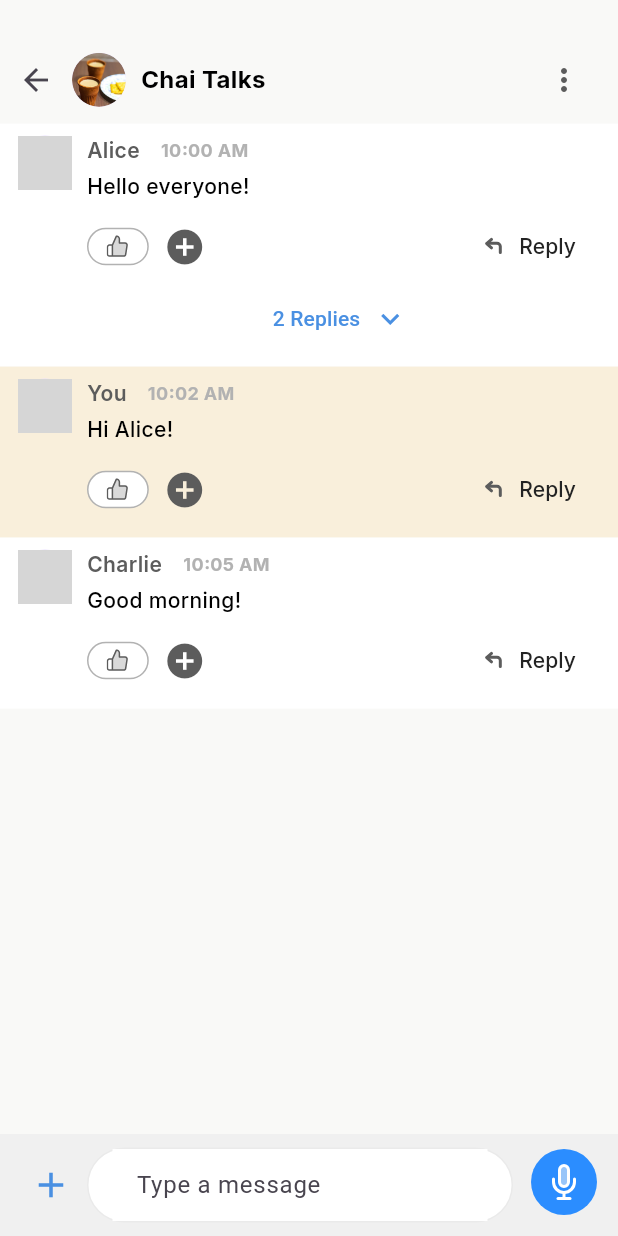
After one commit to senioradventure/app-demo, a Flutter app: the screen it shows after launch, after a tap on "Chai Talks", on a phone screen of 412 x 824 dp. The commit adds this screen. Run offline on Flutter 3.47's test engine with Material 3 defaults, Android fonts, the phone set to English and light mode, and no system bars; our stand-ins replace dio, flutter_svg, google_fonts, image_picker; network calls fail; grey boxes are pictures that could not be loaded.

Commit message:
my circle navigation updated

```diff
--- a/lib/features/my_circle_chatroom/models/group_message_model.dart
+++ b/lib/features/my_circle_chatroom/models/group_message_model.dart
@@ -8,7 +8,7 @@ class GroupMessage {
   final String time;
   final List<Reaction> reactions;
   final List<GroupMessage> replies;
-   bool isThreadOpen;
+  bool isThreadOpen;
 
 
 
--- /dev/null
+++ b/lib/features/my_circle_chatroom/presentation/page/my_circle_group_chat_page.dart
@@ -0,0 +1,35 @@
+import 'package:flutter/material.dart';
+import 'package:senior_circle/features/my_circle_chatroom/presentation/widgets/message_input_field.dart';
+import 'package:senior_circle/features/my_circle_chatroom/presentation/widgets/my_circle_chatroom_app_bar.dart';
+import 'package:senior_circle/features/my_circle_chatroom/presentation/widgets/my_circle_chatroom_grp_message_card.dart';
+import 'package:senior_circle/features/my_circle_home/models/chat_model.dart';
+import 'package:senior_circle/theme/colors/app_colors.dart';
+
+class MyCircleGroupChatPage extends StatelessWidget {
+  const MyCircleGroupChatPage({super.key, required this.chat});
+
+  final Chat chat;
+
+  @override
+  Widget build(BuildContext context) {
+    return Scaffold(
+      backgroundColor: AppColors.backgroundColor,
+      appBar: null,
+      body: Column(
+        children: [
+          MyCircleChatroomAppBar(chat: chat),
+
+          Expanded(
+            child: ListView.builder(
+              itemCount: messages.length,
+              itemBuilder: (context, index) {
+                return GroupMessageCard(grpmessage: messages[index]);
+              },
+            ),
+          ),
+          MessageInputField(),
+        ],
+      ),
+    );
+  }
+}
--- /dev/null
+++ b/lib/features/my_circle_chatroom/presentation/widgets/message_input_field.dart
@@ -0,0 +1,47 @@
+
+import 'package:flutter/material.dart';
+import 'package:flutter_svg/svg.dart';
+import 'package:senior_circle/theme/colors/app_colors.dart';
+
+class MessageInputField extends StatelessWidget {
+  const MessageInputField({super.key});
+
+  @override
+  Widget build(BuildContext context) {
+    return Container(
+      padding: const EdgeInsets.symmetric(horizontal: 10, vertical: 8),
+      color: AppColors.lightGray,
+      child: Row(
+        children: [
+          IconButton(
+            onPressed: () {},
+            icon: Icon(Icons.add, color: AppColors.buttonBlue, size: 28),
+          ),
+          Expanded(
+            child: Container(
+              padding: const EdgeInsets.symmetric(horizontal: 16),
+              decoration: BoxDecoration(
+                color: Colors.white,
+                borderRadius: BorderRadius.circular(30),
+                border: Border.all(color: AppColors.borderColor),
+              ),
+              child: TextField(
+                decoration: const InputDecoration(
+                  hintText: "Type a message",
+                  border: InputBorder.none,
+                  focusedBorder: InputBorder.none,
+                  enabledBorder: InputBorder.none,
+                ),
+              ),
+            ),
+          ),
+          const SizedBox(width: 8),
+          InkWell(
+            onTap: () {},
+            child: SvgPicture.asset('assets/icons/mic_button.svg'),
+          ),
+        ],
+      ),
+    );
+  }
+  }
--- a/lib/features/my_circle_chatroom/presentation/widgets/my_circle_chatroom_grp_message_card.dart
+++ b/lib/features/my_circle_chatroom/presentation/widgets/my_circle_chatroom_grp_message_card.dart
@@ -1,6 +1,6 @@
 import 'package:flutter/material.dart';
-import 'package:senior_circle/features/my_circle_chatroom/presentation/widgets/message_actions.dart';
-import 'package:senior_circle/features/my_circle_chatroom/presentation/widgets/message_replies.dart';
+import 'package:senior_circle/features/my_circle_chatroom/presentation/widgets/grp_message_actions.dart';
+import 'package:senior_circle/features/my_circle_chatroom/presentation/widgets/grp_message_replies.dart';
 import 'package:senior_circle/features/my_circle_chatroom/models/group_message_model.dart';
 import 'package:senior_circle/theme/colors/app_colors.dart';
 import 'package:senior_circle/theme/texttheme/text_theme.dart';
@@ -35,8 +35,8 @@ final List<GroupMessage> messages = [
   ),
   GroupMessage(
     id: '2',
-      senderId: 'me-id',
-      senderName: 'You',
+    senderId: 'me-id',
+    senderName: 'You',
     avatar: 'https://i.pravatar.cc/150?img=2',
     text: 'Hi Alice!',
     time: '10:02 AM',
@@ -56,7 +56,11 @@ class GroupMessageCard extends StatefulWidget {
   final GroupMessage grpmessage;
   final bool isReply;
 
-  const GroupMessageCard({super.key, required this.grpmessage, this.isReply = false});
+  const GroupMessageCard({
+    super.key,
+    required this.grpmessage,
+    this.isReply = false,
+  });
 
   @override
   State<GroupMessageCard> createState() => _GroupMessageCardState();
@@ -96,7 +100,8 @@ class _GroupMessageCardState extends State<GroupMessageCard> {
 
                   MessageActions(onReplyTap: () {}, isReply: widget.isReply),
 
-                  if (grpmessage.replies.isNotEmpty) _buildReplyButton(grpmessage),
+                  if (grpmessage.replies.isNotEmpty)
+                    _buildReplyButton(grpmessage),
 
                   if (grpmessage.isThreadOpen)
                     MessageReplies(replies: grpmessage.replies),
@@ -127,7 +132,7 @@ class _GroupMessageCardState extends State<GroupMessageCard> {
     ],
   );
 
-  Widget _buildReplyButton( GroupMessage grpmessage) => Center(
+  Widget _buildReplyButton(GroupMessage grpmessage) => Center(
     child: TextButton.icon(
       onPressed: () =>
           setState(() => grpmessage.isThreadOpen = !grpmessage.isThreadOpen),
--- a/lib/features/my_circle_home/presentation/page/my_circle_home_page.dart
+++ b/lib/features/my_circle_home/presentation/page/my_circle_home_page.dart
@@ -1,5 +1,6 @@
 import 'package:flutter/material.dart';
-import 'package:senior_circle/features/my_circle_chatroom/presentation/page/my_circle_chatroom_page.dart';
+import 'package:senior_circle/features/my_circle_chatroom/presentation/page/my_circle_group_chat_page.dart';
+import 'package:senior_circle/features/my_circle_chatroom/presentation/page/my_circle_individual_chat_page.dart';
 import 'package:senior_circle/features/my_circle_home/models/chat_model.dart';
 import 'package:senior_circle/features/my_circle_home/presentation/widgets/my_circle_home_add_chat_widget.dart';
 import 'package:senior_circle/features/my_circle_home/presentation/widgets/my_circle_home_chat_list_widget.dart';
@@ -89,10 +90,13 @@ class _MyCirclePageState extends State<MyCirclePage> {
  void navigateToChatRoom(Chat chat) {
   Navigator.of(context).push(
     MaterialPageRoute(
-        builder: (context) => MyCircleChatroomPage(chat: chat),
+      builder: (context) => chat.isGroup
+          ? MyCircleGroupChatPage(chat: chat)
+          : MyCircleIndividualChatPage(chat: chat),
     ),
   );
 }
+
 
   @override
   Widget build(BuildContext context) {
```
Also changed, not shown: lib/features/my_circle_chatroom/presentation/page/my_circle_chatroom_page.dart (deleted, +0 -91 lines), lib/features/my_circle_chatroom/presentation/page/my_circle_individual_chat_page.dart (added, +93 -0 lines), lib/features/my_circle_chatroom/presentation/widgets/my_circle_individual_message_card.dart (deleted, +0 -76 lines), lib/features/my_circle_chatroom/presentation/widgets/grp_message_actions.dart (renamed from lib/features/my_circle_chatroom/presentation/widgets/message_actions.dart), lib/features/my_circle_chatroom/presentation/widgets/grp_message_replies.dart (renamed from lib/features/my_circle_chatroom/presentation/widgets/message_replies.dart). Lines whose indentation alone changed are shown as unchanged.
